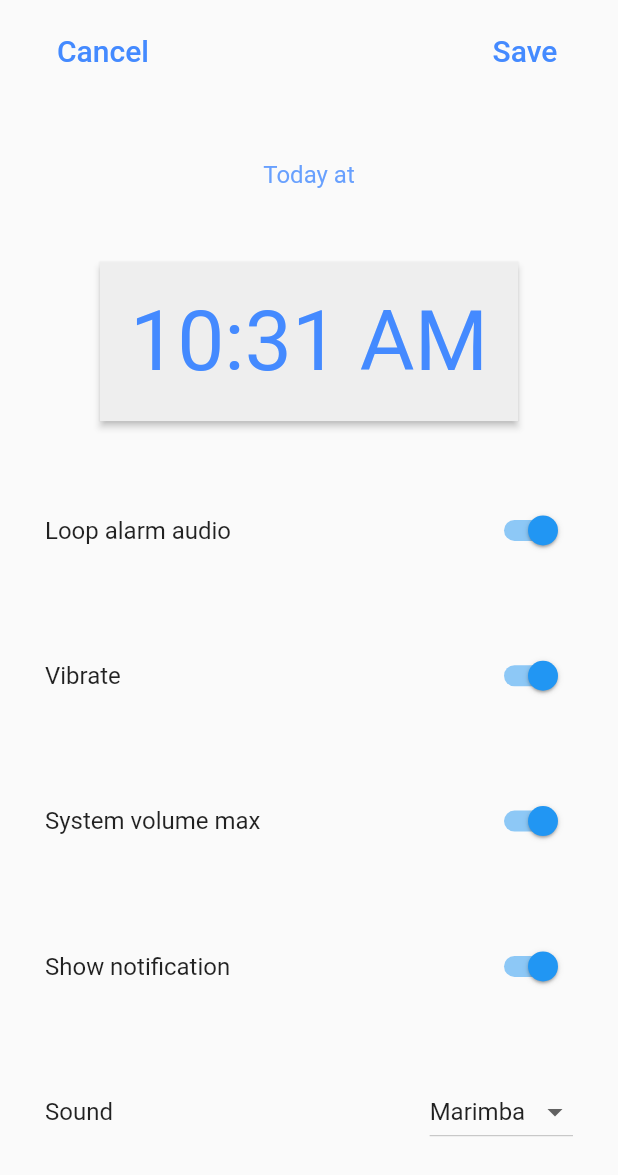
After one commit to kyungsnim/timeline, a Flutter app: the screen it shows after launch, after a tap on "알람 설정", on a phone screen of 412 x 824 dp. The commit adds this screen. Shown: the top 1175 px of the screen. Run offline on Flutter 3.47's test engine with Material 2 defaults, Android fonts, the phone set to English and light mode, and no system bars; our stand-ins replace camera, get, screenshot; missing offline and left inert: alarm; statements that could not run were skipped.

```diff
--- a/lib/main.dart
+++ b/lib/main.dart
@@ -2,6 +2,7 @@ import 'package:alarm/alarm.dart';
 import 'package:flutter/material.dart';
 import 'package:flutter/services.dart';
 import 'package:get/get.dart';
+import 'package:timeline/_importer.dart';
 import 'package:timeline/screens/home.dart';
 
 void main() async {
@@ -9,5 +10,5 @@ void main() async {
   SystemChrome.setPreferredOrientations([DeviceOrientation.portraitUp]);
 
   await Alarm.init(showDebugLogs: true);
-  runApp(const GetMaterialApp(home: ExampleAlarmHomeScreen()));
+  runApp(const GetMaterialApp(home: HomePresenter()));
 }
--- /dev/null
+++ b/lib/presenters/_presenters.dart
@@ -0,0 +1,3 @@
+export 'home_presenter.dart';
+export 'edit_alarm_presenter.dart';
+export 'ring_alarm_presenter.dart';
--- /dev/null
+++ b/lib/presenters/edit_alarm_presenter.dart
@@ -0,0 +1,168 @@
+import 'package:alarm/alarm.dart';
+import 'package:flutter/material.dart';
+import 'package:get/get.dart';
+import 'package:timeline/_importer.dart';
+
+class EditAlarmPresenter extends StatefulWidget {
+  final AlarmSettings? alarmSettings;
+
+  const EditAlarmPresenter({required this.alarmSettings, super.key});
+
+  @override
+  State<EditAlarmPresenter> createState() => _EditAlarmPresenterState();
+}
+
+class _EditAlarmPresenterState extends State<EditAlarmPresenter> {
+  bool loading = false;
+
+  late bool creating;
+  late bool loopAudio;
+  late bool vibrate;
+  late bool volumeMax;
+  late bool showNotification;
+  late String assetAudio;
+  late TimeOfDay selectedTime;
+
+  bool isToday() {
+    final now = DateTime.now();
+    final dateTime = DateTime(
+      now.year,
+      now.month,
+      now.day,
+      selectedTime.hour,
+      selectedTime.minute,
+      0,
+      0,
+    );
+
+    return now.isBefore(dateTime);
+  }
+
+  @override
+  void initState() {
+    super.initState();
+    creating = widget.alarmSettings == null;
+
+    if (creating) {
+      final dt = DateTime.now().add(const Duration(minutes: 1));
+      selectedTime = TimeOfDay(hour: dt.hour, minute: dt.minute);
+      loopAudio = true;
+      vibrate = true;
+      volumeMax = true;
+      showNotification = true;
+      assetAudio = 'assets/marimba.mp3';
+    } else {
+      selectedTime = TimeOfDay(
+        hour: widget.alarmSettings!.dateTime.hour,
+        minute: widget.alarmSettings!.dateTime.minute,
+      );
+      loopAudio = widget.alarmSettings!.loopAudio;
+      vibrate = widget.alarmSettings!.vibrate;
+      volumeMax = widget.alarmSettings!.volumeMax;
+      showNotification = widget.alarmSettings!.notificationTitle != null &&
+          widget.alarmSettings!.notificationTitle!.isNotEmpty &&
+          widget.alarmSettings!.notificationBody != null &&
+          widget.alarmSettings!.notificationBody!.isNotEmpty;
+      assetAudio = widget.alarmSettings!.assetAudioPath;
+    }
+  }
+
+  Future<void> pickTime() async {
+    final res = await showTimePicker(
+      initialTime: selectedTime,
+      context: context,
+    );
+    if (res != null) setState(() => selectedTime = res);
+  }
+
+  AlarmSettings buildAlarmSettings() {
+    final now = DateTime.now();
+    final id = creating
+        ? DateTime.now().millisecondsSinceEpoch % 100000
+        : widget.alarmSettings!.id;
+
+    DateTime dateTime = DateTime(
+      now.year,
+      now.month,
+      now.day,
+      selectedTime.hour,
+      selectedTime.minute,
+      0,
+      0,
+    );
+    if (dateTime.isBefore(DateTime.now())) {
+      dateTime = dateTime.add(const Duration(days: 1));
+    }
+
+    final alarmSettings = AlarmSettings(
+      id: id,
+      dateTime: dateTime,
+      loopAudio: loopAudio,
+      vibrate: vibrate,
+      volumeMax: volumeMax,
+      notificationTitle: showNotification ? 'Alarm example' : null,
+      notificationBody: showNotification ? 'Your alarm ($id) is ringing' : null,
+      assetAudioPath: assetAudio,
+      stopOnNotificationOpen: false,
+    );
+    return alarmSettings;
+  }
+
+  void saveAlarm() {
+    setState(() => loading = true);
+    Alarm.set(alarmSettings: buildAlarmSettings()).then((res) {
+      if (res) Get.back(result: true);
+    });
+    setState(() => loading = false);
+  }
+
+  void deleteAlarm() {
+    Alarm.stop(widget.alarmSettings!.id).then((res) {
+      if (res) Navigator.pop(context, true);
+    });
+  }
+
+  @override
+  Widget build(BuildContext context) {
+    return EditAlarmView(
+      creating: creating,
+      loopAudio: loopAudio,
+      vibrate: vibrate,
+      volumeMax: volumeMax,
+      showNotification: showNotification,
+      assetAudio: assetAudio,
+      loading: loading,
+      alarmSettings: widget.alarmSettings,
+      selectedTime: selectedTime,
+      saveAlarm: () => saveAlarm(),
+      isToday: () => isToday(),
+      pickTime: () => pickTime(),
+      deleteAlarm: () => deleteAlarm(),
+      onChangeAudio: (value) => onChangeAudio(value),
+      onChangeLoopAudio: (value) => onChangeLoopAudio(value),
+      onChangeVibrate: (value) => onChangeVibrate(value),
+      onChangeVolumeMax: (value) => onChangeVolumeMax(value),
+      onChangeShowNotification: (value) => onChangeShowNotification(value),
+    );
+  }
+
+  void onChangeAudio(value) {
+    setState(() => assetAudio = value!);
+  }
+
+  void onChangeLoopAudio(value) {
+    setState(() => loopAudio = value);
+  }
+
+  void onChangeVibrate(value) {
+    setState(() => vibrate = value);
+  }
+
+  void onChangeVolumeMax(value) {
+    setState(() => volumeMax = value);
+  }
+
+  void onChangeShowNotification(value) {
+    setState(() => showNotification = value);
+  }
+}
--- /dev/null
+++ b/lib/presenters/home_presenter.dart
@@ -0,0 +1,88 @@
+import 'dart:async';
+
+import 'package:alarm/alarm.dart';
+import 'package:camera/camera.dart';
+import 'package:flutter/material.dart';
+import 'package:get/get.dart';
+import 'package:timeline/_importer.dart';
+
+var firstCamera;
+
+class HomePresenter extends StatefulWidget {
+  const HomePresenter({super.key});
+
+  @override
+  State<HomePresenter> createState() => _HomePresenterState();
+}
+
+class _HomePresenterState extends State<HomePresenter> {
+  late List<AlarmSettings> alarms;
+  static StreamSubscription? subscription;
+
+  @override
+  void initState() {
+    loadAlarms();
+    getCamera();
+    subscription ??= Alarm.ringStream.stream.listen(
+          (alarmSettings) => navigateToRingScreen(alarmSettings),
+    );
+    super.initState();
+  }
+
+  void loadAlarms() {
+    setState(() {
+      alarms = Alarm.getAlarms();
+      alarms.sort((a, b) => a.dateTime.isBefore(b.dateTime) ? 0 : 1);
+    });
+  }
+
+  getCamera() async {
+    // 디바이스에서 이용가능한 카메라 목록을 받아옵니다.
+    final cameras = await availableCameras();
+
+    // 이용가능한 카메라 목록에서 특정 카메라를 얻습니다.
+    firstCamera = cameras.first;
+  }
+
+  Future<void> navigateToRingScreen(AlarmSettings alarmSettings) async {
+    await Navigator.push(
+        context,
+        MaterialPageRoute(
+          builder: (context) =>
+              RingAlarmPresenter(alarmSettings: alarmSettings),
+        ));
+    loadAlarms();
+  }
+
+  @override
+  Widget build(BuildContext context) {
+    return HomeView(
+      alarms: alarms,
+        loadAlarms: () => loadAlarms(),
+        navigateToAlarmScreen: (settings) => navigateToAlarmScreen(settings),
+      onTapSetAlarm: () => onTapSetAlarm(),
+    );
+  }
+
+  Future<void> navigateToAlarmScreen(AlarmSettings? settings) async {
+    final res = await showModalBottomSheet<bool?>(
+        context: context,
+        isScrollControlled: true,
+        shape: RoundedRectangleBorder(
+          borderRadius: BorderRadius.circular(10.0),
+        ),
+        builder: (context) {
+          return FractionallySizedBox(
+            heightFactor: 0.7,
+            child: EditAlarmPresenter(alarmSettings: settings),
+          );
+        });
+
+    if (res != null && res == true) loadAlarms();
+  }
+
+  Future<void> onTapSetAlarm() async {
+    final res = await Get.to(() => const EditAlarmPresenter(alarmSettings: null));
+    if (res != null && res == true) loadAlarms();
+  }
+}
--- a/lib/screens/home.dart
+++ b/lib/screens/home.dart
@@ -82,7 +82,6 @@ class _ExampleAlarmHomeScreenState extends State<ExampleAlarmHomeScreen> {
   @override
   Widget build(BuildContext context) {
     return Scaffold(
-      appBar: AppBar(title: const Text('Package alarm example app')),
       body: SafeArea(
         child: alarms.isNotEmpty
             ? ListView.separated(
@@ -104,7 +103,7 @@ class _ExampleAlarmHomeScreenState extends State<ExampleAlarmHomeScreen> {
         )
             : Center(
           child: Text(
-            "No alarms set",
+            "알람",
             style: Theme.of(context).textTheme.titleMedium,
           ),
         ),
--- /dev/null
+++ b/lib/views/_views.dart
@@ -0,0 +1,3 @@
+export 'home_view.dart';
+export 'edit_alarm_view.dart';
+export 'ring_alarm_view.dart';
--- /dev/null
+++ b/lib/views/edit_alarm_view.dart
@@ -0,0 +1,207 @@
+import 'package:alarm/alarm.dart';
+import 'package:flutter/material.dart';
+
+class EditAlarmView extends StatelessWidget {
+  late bool creating;
+  late bool loopAudio;
+  late bool vibrate;
+  late bool volumeMax;
+  late bool showNotification;
+  late String assetAudio;
+  bool loading;
+  final AlarmSettings? alarmSettings;
+  late TimeOfDay selectedTime;
+  Function isToday;
+  Function saveAlarm;
+  Function pickTime;
+  Function onChangeAudio;
+  Function onChangeLoopAudio;
+  Function onChangeVibrate;
+  Function onChangeVolumeMax;
+  Function onChangeShowNotification;
+  Function deleteAlarm;
+
+  EditAlarmView({
+    required this.creating,
+    required this.loopAudio,
+    required this.vibrate,
+    required this.volumeMax,
+    required this.showNotification,
+    required this.assetAudio,
+    required this.loading,
+    required this.alarmSettings,
+    required this.selectedTime,
+    required this.isToday,
+    required this.saveAlarm,
+    required this.pickTime,
+    required this.onChangeAudio,
+    required this.onChangeLoopAudio,
+    required this.onChangeVibrate,
+    required this.onChangeVolumeMax,
+    required this.onChangeShowNotification,
+    required this.deleteAlarm,
+    super.key});
+
+  @override
+  Widget build(BuildContext context) {
+    return SafeArea(
+      child: Scaffold(
+        body: Padding(
+          padding: const EdgeInsets.symmetric(vertical: 10, horizontal: 30),
+          child: Column(
+            mainAxisAlignment: MainAxisAlignment.spaceBetween,
+            children: [
+              Row(
+                mainAxisAlignment: MainAxisAlignment.spaceBetween,
+                children: [
+                  TextButton(
+                    onPressed: () => Navigator.pop(context, false),
+                    child: Text(
+                      "Cancel",
+                      style: Theme.of(context)
+                          .textTheme
+                          .titleLarge!
+                          .copyWith(color: Colors.blueAccent),
+                    ),
+                  ),
+                  TextButton(
+                    onPressed: () => saveAlarm(),
+                    child: loading
+                        ? const CircularProgressIndicator()
+                        : Text(
+                      "Save",
+                      style: Theme.of(context)
+                          .textTheme
+                          .titleLarge!
+                          .copyWith(color: Colors.blueAccent),
+                    ),
+                  ),
+                ],
+              ),
+              Text(
+                '${isToday() ? 'Today' : 'Tomorrow'} at',
+                style: Theme.of(context)
+                    .textTheme
+                    .titleMedium!
+                    .copyWith(color: Colors.blueAccent.withOpacity(0.8)),
+              ),
+              RawMaterialButton(
+                onPressed: () => pickTime(),
+                fillColor: Colors.grey[200],
+                child: Container(
+                  margin: const EdgeInsets.all(20),
+                  child: Text(
+                    selectedTime.format(context),
+                    style: Theme.of(context)
+                        .textTheme
+                        .displayMedium!
+                        .copyWith(color: Colors.blueAccent),
+                  ),
+                ),
+              ),
+              Row(
+                mainAxisAlignment: MainAxisAlignment.spaceBetween,
+                children: [
+                  Text(
+                    'Loop alarm audio',
+                    style: Theme.of(context).textTheme.titleMedium,
+                  ),
+                  Switch(
+                    value: loopAudio,
+                    onChanged: (value) => onChangeLoopAudio(value),
+                  ),
+                ],
+              ),
+              Row(
+                mainAxisAlignment: MainAxisAlignment.spaceBetween,
+                children: [
+                  Text(
+                    'Vibrate',
+                    style: Theme.of(context).textTheme.titleMedium,
+                  ),
+                  Switch(
+                    value: vibrate,
+                    onChanged: (value) => onChangeVibrate(value),
+                  ),
+                ],
+              ),
+              Row(
+                mainAxisAlignment: MainAxisAlignment.spaceBetween,
+                children: [
+                  Text(
+                    'System volume max',
+                    style: Theme.of(context).textTheme.titleMedium,
+                  ),
+                  Switch(
+                    value: volumeMax,
+                    onChanged: (value) => onChangeVolumeMax(value),
+                  ),
+                ],
+              ),
+              Row(
+                mainAxisAlignment: MainAxisAlignment.spaceBetween,
+                children: [
+                  Text(
+                    'Show notification',
+                    style: Theme.of(context).textTheme.titleMedium,
+                  ),
+                  Switch(
+                    value: showNotification,
+                    onChanged: (value) => onChangeShowNotification(value),
+                  ),
+                ],
+              ),
+              Row(
+                mainAxisAlignment: MainAxisAlignment.spaceBetween,
+                children: [
+                  Text(
+                    'Sound',
+                    style: Theme.of(context).textTheme.titleMedium,
+                  ),
+                  DropdownButton(
+                    value: assetAudio,
+                    items: const [
+                      DropdownMenuItem<String>(
+                        value: 'assets/marimba.mp3',
+                        child: Text('Marimba'),
+                      ),
+                      DropdownMenuItem<String>(
+                        value: 'assets/nokia.mp3',
+                        child: Text('Nokia'),
+                      ),
+                      DropdownMenuItem<String>(
+                        value: 'assets/mozart.mp3',
+                        child: Text('Mozart'),
+                      ),
+                      DropdownMenuItem<String>(
+                        value: 'assets/star_wars.mp3',
+                        child: Text('Star Wars'),
+                      ),
+                      DropdownMenuItem<String>(
+                        value: 'assets/one_piece.mp3',
+                        child: Text('One Piece'),
+                      ),
+                    ],
+                    onChanged: (value) => onChangeAudio(value!),
+                  ),
+                ],
+              ),
+              if (!creating)
+                TextButton(
+                  onPressed: () => deleteAlarm(),
+                  child: Text(
+                    'Delete Alarm',
+                    style: Theme.of(context)
+                        .textTheme
+                        .titleMedium!
+                        .copyWith(color: Colors.red),
+                  ),
+                ),
+              const SizedBox(),
+            ],
+          ),
+        ),
+      ),
+    );
+  }
+}
--- /dev/null
+++ b/lib/views/home_view.dart
@@ -0,0 +1,58 @@
+import 'package:alarm/alarm.dart';
+import 'package:flutter/material.dart';
+import 'package:get/get.dart';
+import 'package:timeline/_importer.dart';
+
+class HomeView extends StatelessWidget {
+  late List<AlarmSettings> alarms;
+  Function loadAlarms;
+  Function navigateToAlarmScreen;
+  Function onTapSetAlarm;
+
+  HomeView({
+    required this.alarms,
+    required this.loadAlarms,
+    required this.navigateToAlarmScreen,
+    required this.onTapSetAlarm,
+    super.key});
+
+  @override
+  Widget build(BuildContext context) {
+    return Scaffold(
+      body: SafeArea(
+        child: alarms.isNotEmpty
+            ? ListView.separated(
+          itemCount: alarms.length,
+          separatorBuilder: (context, index) => const Divider(height: 1),
+          itemBuilder: (context, index) {
+            return ExampleAlarmTile(
+              key: Key(alarms[index].id.toString()),
+              title: TimeOfDay(
+                hour: alarms[index].dateTime.hour,
+                minute: alarms[index].dateTime.minute,
+              ).format(context),
+              onPressed: () => navigateToAlarmScreen(alarms[index]),
+              onDismissed: () {
+                Alarm.stop(alarms[index].id).then((_) => loadAlarms());
+              },
+            );
+          },
+        )
+            : Center(
+              child: Column(
+                mainAxisAlignment: MainAxisAlignment.center,
+                children: [
+
+                  Text('설정된 알람이 없어요!'),
+                  SizedBox(height: 30),
+                  TextButton(
+                    child: Text('알람 설정'),
+                    onPressed: () => onTapSetAlarm(),
+                  )
+                ],
+        ),
+            ),
+      ),
+    );
+  }
+}
--- /dev/null
+++ b/lib/widgets/_widgets.dart
@@ -0,0 +1 @@
+export 'tile.dart';
```
Also changed, not shown: lib/_importer.dart (added, +7 -0 lines), lib/presenters/ring_alarm_presenter.dart (added, +22 -0 lines), lib/views/ring_alarm_view.dart (added, +75 -0 lines).
